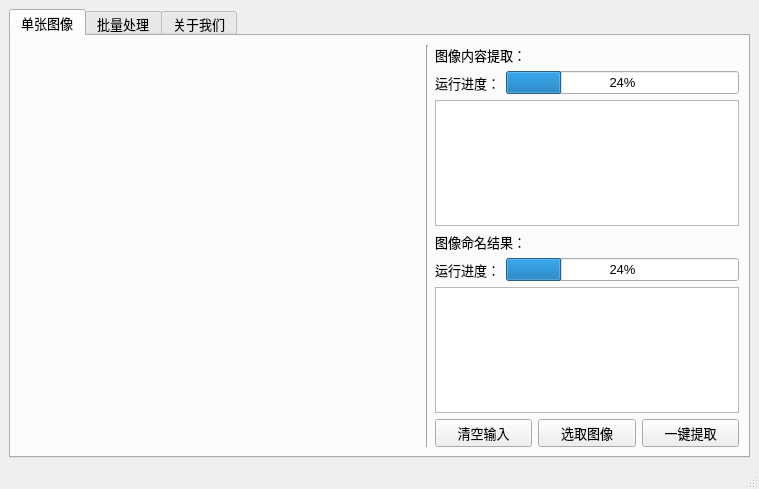
YangXuanyi/NamingImage-GPT, file MainGUI_v2.ui: the form before one commit.
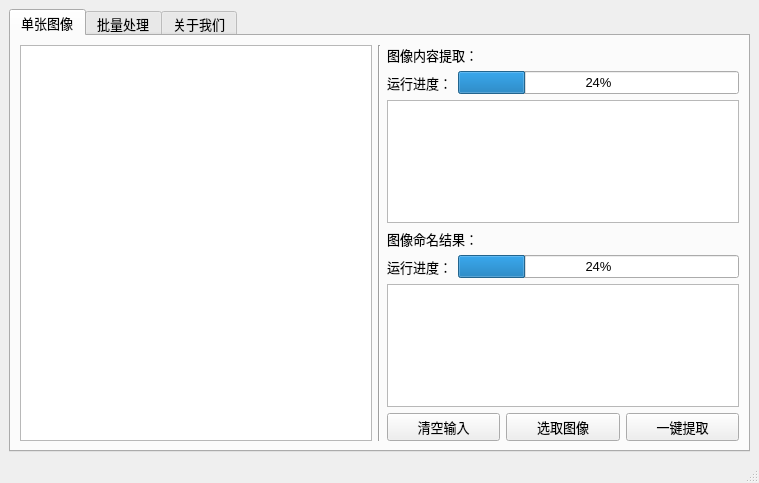
The form after the commit.

Patch:
```diff
--- a/MainGUI_v2.ui
+++ b/MainGUI_v2.ui
@@ -31,22 +31,7 @@
        </attribute>
        <layout class="QGridLayout" name="gridLayout_7">
         <item row="0" column="0">
-         <widget class="QLabel" name="label">
-          <property name="minimumSize">
-           <size>
-            <width>400</width>
-            <height>400</height>
-           </size>
-          </property>
-          <property name="font">
-           <font>
-            <pointsize>10</pointsize>
-           </font>
-          </property>
-          <property name="text">
-           <string/>
-          </property>
-         </widget>
+         <widget class="QGraphicsView" name="graphicsView"/>
         </item>
         <item row="0" column="1">
          <widget class="Line" name="line">
```
Left out of the diff: 182 changed lines with no effect on the pictures.
